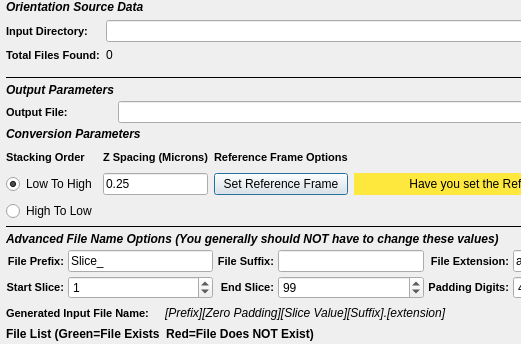
Qt form Source/Plugins/OrientationAnalysis/FilterParameterWidgets/UI_Files/EbsdToH5EbsdWidget.ui (BlueQuartzSoftware/DREAM3D) before a commit; both pictures show x 0 to 521 and y 0 to 344 of the 664 by 648 pixel window.
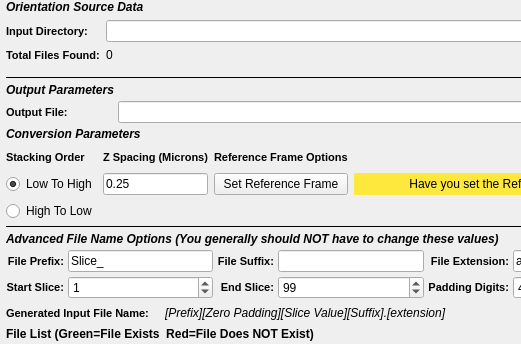
The same form after that commit. Custom widgets are drawn as their Qt base class.

Commit message: Due to high CPU usage on OS X default buttons no longer 'pulse' and the QProgressBar has been removed when there are no active pipelines. This allows the idle CPU usage of DREAM3D to be near 0% as it should be for an idle application.

What changed in the file:
```diff
--- a/Source/Plugins/OrientationAnalysis/FilterParameterWidgets/UI_Files/EbsdToH5EbsdWidget.ui
+++ b/Source/Plugins/OrientationAnalysis/FilterParameterWidgets/UI_Files/EbsdToH5EbsdWidget.ui
@@ -364,7 +364,7 @@
         <string>Set Reference Frame</string>
        </property>
        <property name="default">
-        <bool>true</bool>
+        <bool>false</bool>
        </property>
       </widget>
      </item>
```
The commit also changes 7 other files.
